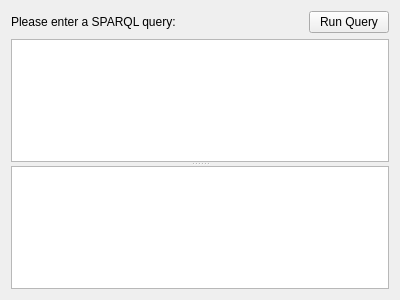
This is resourcequerywidget.ui in KDE/nepomukshell as Qt 5 draws it before an edit. The edited form follows.
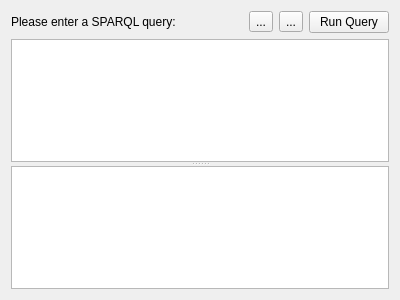
This is the edited form.

Commit message: * New name: NepSaK - The Nepomuk Swiss Army Knife * New splash screen informing that this is a developer tool not intended for the end user * New configuration dialog. So far only one config option. * New question "do you really want to delete these resources" * New browsable query history which is saved on exit * New browsable history in the resource editor

What changed in the file:
```diff
--- a/resourcequerywidget.ui
+++ b/resourcequerywidget.ui
@@ -29,6 +29,26 @@
        </property>
       </widget>
      </item>
+     <item>
+      <widget class="QToolButton" name="m_buttonBack">
+       <property name="toolTip">
+        <string>Browse back in the query history</string>
+       </property>
+       <property name="text">
+        <string>...</string>
+       </property>
+      </widget>
+     </item>
+     <item>
+      <widget class="QToolButton" name="m_buttonForward">
+       <property name="toolTip">
+        <string>Browse forward in the query history</string>
+       </property>
+       <property name="text">
+        <string>...</string>
+       </property>
+      </widget>
+     </item>
      <item>
       <widget class="QPushButton" name="m_queryButton">
        <property name="text">
```
The commit also changes 17 other files.
